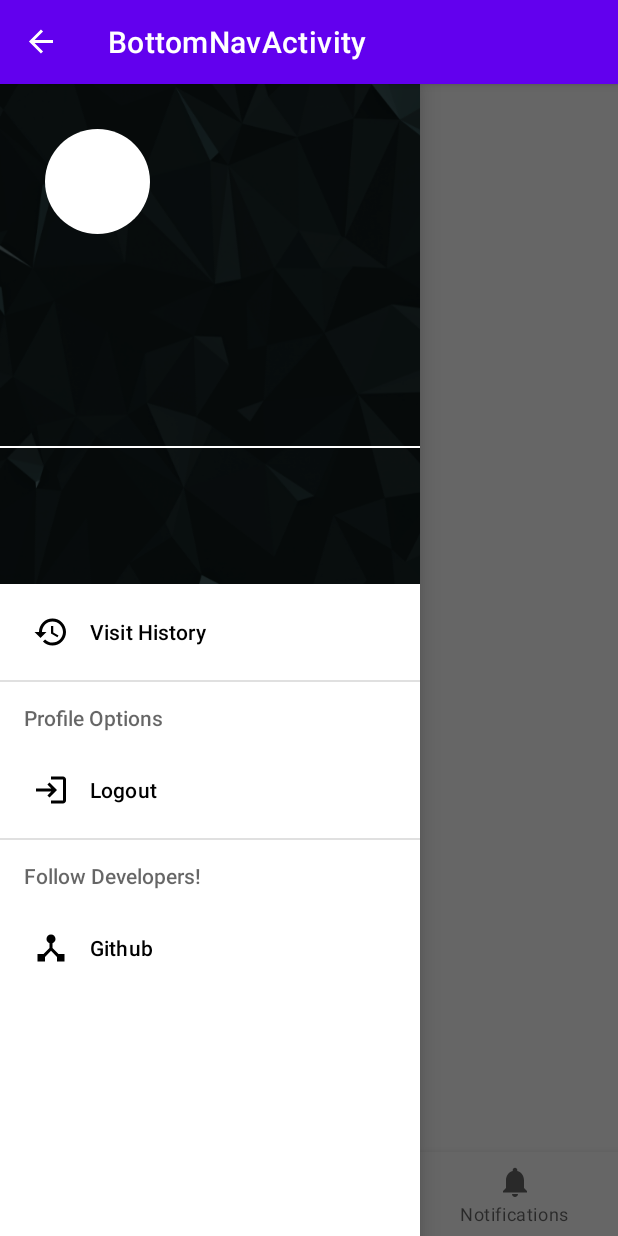
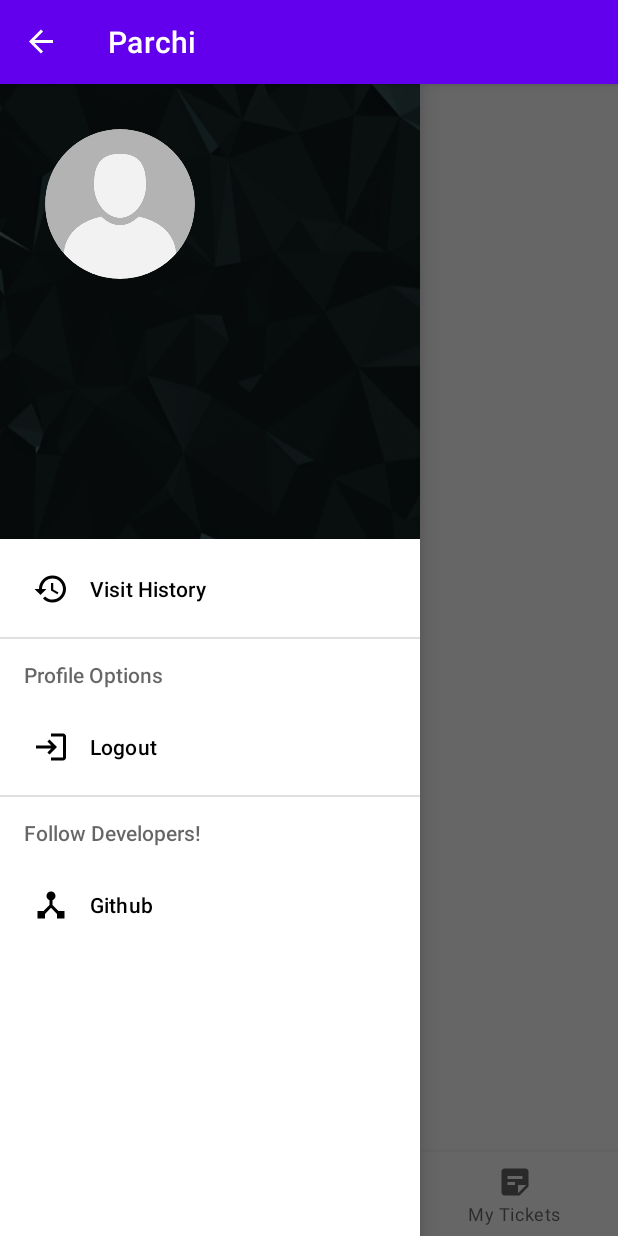
Before and after one commit to ShankarLohar/Parchi, an Android app: the screen it shows after launch once a user with an empty profile is signed in (BottomNavActivity), after a tap on "Github", on a phone screen of 412 x 824 dp. Run offline under Robolectric (Android 15) with nearby library versions, the phone set to English and light mode, and no system bars; our stand-ins replace CircleImageView, Firebase (no records; nobody signed in at launch, a user with empty details on screens opened directly), navigation-ui; 2 other taps on this screen came first.

Commit message:
Constraint Layout, Logout added, _bottom_nav_broke_

```diff
--- a/app/src/main/java/com/shankarlohar/parchi/BottomNavActivity.kt
+++ b/app/src/main/java/com/shankarlohar/parchi/BottomNavActivity.kt
@@ -1,21 +1,26 @@
 package com.shankarlohar.parchi
 
+import android.content.Intent
+import android.net.Uri
 import android.os.Bundle
 import android.view.MenuItem
 import android.widget.Toast
 import androidx.appcompat.app.ActionBarDrawerToggle
+import androidx.appcompat.app.AlertDialog
 import com.google.android.material.bottomnavigation.BottomNavigationView
 import androidx.appcompat.app.AppCompatActivity
 import androidx.navigation.findNavController
 import androidx.navigation.ui.AppBarConfiguration
 import androidx.navigation.ui.setupActionBarWithNavController
 import androidx.navigation.ui.setupWithNavController
+import com.google.firebase.auth.FirebaseAuth
 import com.shankarlohar.parchi.databinding.ActivityBottomNavBinding
 
 class BottomNavActivity : AppCompatActivity() {
 
     lateinit var toggle: ActionBarDrawerToggle
-
+    private lateinit var alert: AlertDialog
+    private lateinit var auth: FirebaseAuth
     private lateinit var binding: ActivityBottomNavBinding
 
     override fun onCreate(savedInstanceState: Bundle?) {
@@ -23,7 +28,7 @@ class BottomNavActivity : AppCompatActivity() {
 
         binding = ActivityBottomNavBinding.inflate(layoutInflater)
         setContentView(binding.root)
-
+        supportActionBar?.title = getString(R.string.app_title)
 
         val navView: BottomNavigationView = binding.navView
 
@@ -38,16 +43,27 @@ class BottomNavActivity : AppCompatActivity() {
         setupActionBarWithNavController(navController, appBarConfiguration)
         navView.setupWithNavController(navController)
 
+        alert = AlertDialog.Builder(this).create()
+        alert.setTitle("Logout")
+        alert.setMessage("Please wait while we log you out from Parchi...")
+        alert.setCanceledOnTouchOutside(false)
 
-        toggle = ActionBarDrawerToggle(this,binding.drawer,R.string.open,R.string.close)
+        auth = FirebaseAuth.getInstance()
+
+
+        toggle = ActionBarDrawerToggle(this, binding.drawer, R.string.open, R.string.close)
         binding.drawer.addDrawerListener(toggle)
         toggle.syncState()
 
         supportActionBar?.setDisplayShowHomeEnabled(true)
 
         binding.drawerView.setNavigationItemSelectedListener {
-            when(it.itemId){
-                R.id.visit_history -> Toast.makeText(this,"Visit history coming soon...",Toast.LENGTH_LONG).show()
+            when (it.itemId) {
+                R.id.visit_history -> Toast.makeText(
+                    this,
+                    "Visit history coming soon...",
+                    Toast.LENGTH_LONG
+                ).show()
                 R.id.logout -> logoutFirebase()
                 R.id.githubrepo -> redirectToGithubRepo()
             }
@@ -61,11 +77,15 @@ class BottomNavActivity : AppCompatActivity() {
     }
 
     private fun redirectToGithubRepo() {
-        Toast.makeText(this,"doing...",Toast.LENGTH_LONG).show()
+        val openURL = Intent(Intent.ACTION_VIEW)
+        openURL.data = Uri.parse("https://github.com/ShankarLohar/Parchi")
+        startActivity(openURL)
     }
 
     private fun logoutFirebase() {
-        Toast.makeText(this,"doing this too...",Toast.LENGTH_LONG).show()
+        alert.show()
+        auth.signOut()
+        startActivity(Intent(this, LoginActivity::class.java))
     }
 
 }
--- /dev/null
+++ b/app/src/main/res/drawable/ic_baseline_book_online_24.xml
@@ -0,0 +1,10 @@
+<vector xmlns:android="http://schemas.android.com/apk/res/android"
+    android:width="24dp"
+    android:height="24dp"
+    android:viewportWidth="24"
+    android:viewportHeight="24"
+    android:tint="?attr/colorControlNormal">
+  <path
+      android:fillColor="@android:color/white"
+      android:pathData="M13.35,20l0.57,2H5c-1.11,0 -2,-0.9 -2,-2L3.01,6c0,-1.1 0.88,-2 1.99,-2h1V2h2v2h8V2h2v2h1c1.1,0 2,0.9 2,2v8.92l-2,-0.57V10H5v10H13.35zM21.71,21.29l-3.22,-3.22L21,17l-7,-2l2,7l1.08,-2.51l3.22,3.22L21.71,21.29zM12,17v-5H7v5H12z"/>
+</vector>
--- /dev/null
+++ b/app/src/main/res/drawable/ic_baseline_search_24.xml
@@ -0,0 +1,10 @@
+<vector xmlns:android="http://schemas.android.com/apk/res/android"
+    android:width="24dp"
+    android:height="24dp"
+    android:viewportWidth="24"
+    android:viewportHeight="24"
+    android:tint="?attr/colorControlNormal">
+  <path
+      android:fillColor="@android:color/white"
+      android:pathData="M15.5,14h-0.79l-0.28,-0.27C15.41,12.59 16,11.11 16,9.5 16,5.91 13.09,3 9.5,3S3,5.91 3,9.5 5.91,16 9.5,16c1.61,0 3.09,-0.59 4.23,-1.57l0.27,0.28v0.79l5,4.99L20.49,19l-4.99,-5zM9.5,14C7.01,14 5,11.99 5,9.5S7.01,5 9.5,5 14,7.01 14,9.5 11.99,14 9.5,14z"/>
+</vector>
--- /dev/null
+++ b/app/src/main/res/drawable/ic_baseline_sticky_note_2_24.xml
@@ -0,0 +1,10 @@
+<vector xmlns:android="http://schemas.android.com/apk/res/android"
+    android:width="24dp"
+    android:height="24dp"
+    android:viewportWidth="24"
+    android:viewportHeight="24"
+    android:tint="?attr/colorControlNormal">
+  <path
+      android:fillColor="@android:color/white"
+      android:pathData="M19,3H4.99C3.89,3 3,3.9 3,5l0.01,14c0,1.1 0.89,2 1.99,2h10l6,-6V5C21,3.9 20.1,3 19,3zM7,8h10v2H7V8zM12,14H7v-2h5V14zM14,19.5V14h5.5L14,19.5z"/>
+</vector>
--- a/app/src/main/res/layout/activity_bottom_nav.xml
+++ b/app/src/main/res/layout/activity_bottom_nav.xml
@@ -1,9 +1,11 @@
 <?xml version="1.0" encoding="utf-8"?>
 <androidx.drawerlayout.widget.DrawerLayout xmlns:android="http://schemas.android.com/apk/res/android"
     xmlns:app="http://schemas.android.com/apk/res-auto"
+    xmlns:tools="http://schemas.android.com/tools"
     android:id="@+id/drawer"
     android:layout_width="match_parent"
-    android:layout_height="match_parent">
+    android:layout_height="match_parent"
+    tools:context=".BottomNavActivity">
 
     <androidx.constraintlayout.widget.ConstraintLayout
         android:layout_width="match_parent"
--- a/app/src/main/res/layout/drawer_header.xml
+++ b/app/src/main/res/layout/drawer_header.xml
@@ -1,42 +1,67 @@
 <?xml version="1.0" encoding="utf-8"?>
-<LinearLayout xmlns:android="http://schemas.android.com/apk/res/android"
+<androidx.constraintlayout.widget.ConstraintLayout xmlns:android="http://schemas.android.com/apk/res/android"
+    xmlns:app="http://schemas.android.com/apk/res-auto"
     xmlns:tools="http://schemas.android.com/tools"
-    android:orientation="vertical"
     android:layout_width="match_parent"
+    android:layout_height="match_parent"
     android:background="@drawable/parchi_background"
-    android:layout_height="match_parent">
+    android:orientation="vertical">
 
     <de.hdodenhof.circleimageview.CircleImageView
-        android:layout_width="70dp"
-        android:src="@color/white"
-        android:layout_margin="30dp"
-        android:layout_height="70dp"/>
+        android:id="@+id/user_profile"
+        android:layout_width="100dp"
+        android:layout_height="100dp"
+        android:layout_marginStart="30dp"
+        android:layout_marginTop="30dp"
+        android:src="@drawable/parchi_profile_avatar"
+        app:layout_constraintStart_toStartOf="parent"
+        app:layout_constraintTop_toTopOf="parent" />
 
-    <TextView
+    <com.google.android.material.textview.MaterialTextView
+        android:id="@+id/user_name_display"
         android:layout_width="match_parent"
         android:layout_height="wrap_content"
-        android:id="@+id/user_name_display"
+        android:layout_marginStart="30dp"
+        android:layout_marginTop="8dp"
         android:padding="8dp"
-        android:layout_marginStart="30dp"
+        android:textColor="@color/white"
         android:textSize="20sp"
-        tools:text = "Shankar Lohar"
-        android:textColor="@color/white"
-        android:textStyle="bold"/>
+        android:textStyle="bold"
+        app:layout_constraintTop_toBottomOf="@id/user_profile"
+        tools:text="Shankar Lohar" />
 
-    <TextView
-        android:layout_marginStart="30dp"
-        android:padding="8dp"
+    <com.google.android.material.textview.MaterialTextView
+        android:id="@+id/user_email_display"
         android:layout_width="wrap_content"
         android:layout_height="wrap_content"
+        android:layout_marginStart="30dp"
+        android:layout_marginTop="8dp"
+        android:padding="8dp"
         android:textColor="@color/white"
         android:textSize="16sp"
-        tools:text="shankarlohar@parchi.in"/>
+        app:layout_constraintStart_toStartOf="parent"
+        app:layout_constraintTop_toBottomOf="@id/user_name_display"
+        tools:text="shankarlohar@parchi.in" />
+
+    <com.google.android.material.textview.MaterialTextView
+        android:id="@+id/user_phone"
+        android:layout_width="wrap_content"
+        android:layout_height="wrap_content"
+        android:layout_marginStart="30dp"
+        android:layout_marginTop="8dp"
+        android:padding="8dp"
+        android:textColor="@color/white"
+        android:textSize="16sp"
+        app:layout_constraintStart_toStartOf="parent"
+        app:layout_constraintTop_toBottomOf="@id/user_email_display"
+        tools:text="8787878787" />
 
     <View
+        app:layout_constraintTop_toBottomOf="@id/user_phone"
         android:layout_width="match_parent"
         android:layout_height="1dp"
-        android:background="@color/white"
-        android:layout_marginTop="30dp"/>
+        android:layout_marginTop="30dp"
+        android:background="@color/white" />
 
 
-</LinearLayout>
+</androidx.constraintlayout.widget.ConstraintLayout>
--- a/app/src/main/res/layout/fragment_dashboard.xml
+++ b/app/src/main/res/layout/fragment_dashboard.xml
@@ -6,7 +6,7 @@
     android:layout_height="match_parent"
     tools:context=".ui.dashboard.DashboardFragment">
 
-    <TextView
+    <com.google.android.material.textview.MaterialTextView
         android:id="@+id/text_dashboard"
         android:layout_width="match_parent"
         android:layout_height="wrap_content"
--- a/app/src/main/res/layout/fragment_home.xml
+++ b/app/src/main/res/layout/fragment_home.xml
@@ -6,7 +6,7 @@
     android:layout_height="match_parent"
     tools:context=".ui.home.HomeFragment">
 
-    <TextView
+    <com.google.android.material.textview.MaterialTextView
         android:id="@+id/text_home"
         android:layout_width="match_parent"
         android:layout_height="wrap_content"
--- a/app/src/main/res/layout/fragment_notifications.xml
+++ b/app/src/main/res/layout/fragment_notifications.xml
@@ -6,7 +6,7 @@
     android:layout_height="match_parent"
     tools:context=".ui.notifications.NotificationsFragment">
 
-    <TextView
+    <com.google.android.material.textview.MaterialTextView
         android:id="@+id/text_notifications"
         android:layout_width="match_parent"
         android:layout_height="wrap_content"
--- a/app/src/main/res/menu/bottom_nav_menu.xml
+++ b/app/src/main/res/menu/bottom_nav_menu.xml
@@ -2,18 +2,18 @@
 <menu xmlns:android="http://schemas.android.com/apk/res/android">
 
     <item
-        android:id="@+id/navigation_home"
-        android:icon="@drawable/ic_home_black_24dp"
-        android:title="@string/title_home" />
+        android:id="@+id/search_museums"
+        android:icon="@drawable/ic_baseline_search_24"
+        android:title="@string/search" />
 
     <item
-        android:id="@+id/navigation_dashboard"
-        android:icon="@drawable/ic_dashboard_black_24dp"
-        android:title="@string/title_dashboard" />
+        android:id="@+id/book_ticket"
+        android:icon="@drawable/ic_baseline_book_online_24"
+        android:title="@string/book" />
 
     <item
-        android:id="@+id/navigation_notifications"
-        android:icon="@drawable/ic_notifications_black_24dp"
-        android:title="@string/title_notifications" />
+        android:id="@+id/booked_ticket"
+        android:icon="@drawable/ic_baseline_sticky_note_2_24"
+        android:title="My Tickets" />
 
 </menu>
--- a/app/src/main/res/values/strings.xml
+++ b/app/src/main/res/values/strings.xml
@@ -34,4 +34,7 @@
     <string name="github">Github</string>
     <string name="open">Open</string>
     <string name="close">Close</string>
+    <string name="book">Book</string>
+    <string name="search">Search</string>
+    <string name="app_title">Parchi</string>
 </resources>
```
Also changed, not shown: app/src/main/res/layout/activity_forgot_password.xml (+11 -2 lines), app/src/main/res/layout/activity_login.xml (+17 -2 lines), app/src/main/res/layout/activity_signup.xml (+47 -22 lines), app/src/main/res/drawable-nodpi/parchi_profile_avatar.png (added).
